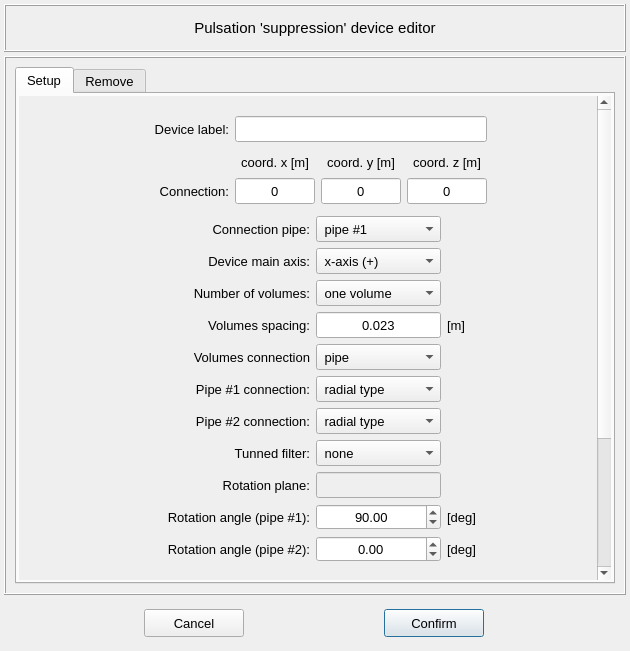
This is pulse/interface/ui_files/model/editor/pulsation_suppression_device_input.ui in open-pulse/OpenPulse as Qt 5 draws it before an edit. The edited form follows.
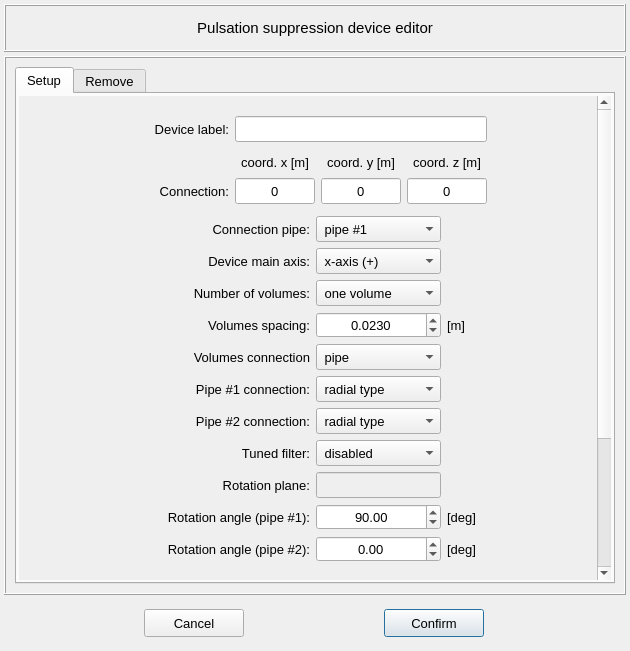
This is the edited form.

Commit message: Adds double-tuned filter

Diff of the .ui file:
```diff
--- a/pulse/interface/ui_files/model/editor/pulsation_suppression_device_input.ui
+++ b/pulse/interface/ui_files/model/editor/pulsation_suppression_device_input.ui
@@ -73,7 +73,7 @@
          </font>
         </property>
         <property name="text">
-         <string>Pulsation 'suppression' device editor</string>
+         <string>Pulsation suppression device editor</string>
         </property>
         <property name="alignment">
          <set>Qt::AlignCenter</set>
@@ -434,7 +434,7 @@
                    </property>
                    <item>
                     <property name="text">
-                     <string> none</string>
+                     <string> disabled</string>
                     </property>
                    </item>
                    <item>
@@ -565,33 +565,6 @@
                    </property>
                   </widget>
                  </item>
-                 <item row="4" column="2">
-                  <widget class="QLineEdit" name="lineEdit_volumes_spacing">
-                   <property name="minimumSize">
-                    <size>
-                     <width>120</width>
-                     <height>26</height>
-                    </size>
-                   </property>
-                   <property name="maximumSize">
-                    <size>
-                     <width>140</width>
-                     <height>26</height>
-                    </size>
-                   </property>
-                   <property name="font">
-                    <font>
-                     <pointsize>10</pointsize>
-                    </font>
-                   </property>
-                   <property name="text">
-                    <string>0.023</string>
-                   </property>
-                   <property name="alignment">
-                    <set>Qt::AlignCenter</set>
-                   </property>
-                  </widget>
-                 </item>
                  <item row="3" column="2">
                   <widget class="QComboBox" name="comboBox_number_volumes">
                    <property name="minimumSize">
@@ -931,7 +904,7 @@
                     </font>
                    </property>
                    <property name="text">
-                    <string>Tunned filter:</string>
+                    <string>Tuned filter:</string>
                    </property>
                    <property name="alignment">
                     <set>Qt::AlignRight|Qt::AlignTrailing|Qt::AlignVCenter</set>
@@ -1225,6 +1198,42 @@
                    </property>
                   </widget>
                  </item>
+                 <item row="4" column="2">
+                  <widget class="QDoubleSpinBox" name="spinBox_volumes_spacing">
+                   <property name="minimumSize">
+                    <size>
+                     <width>0</width>
+                     <height>26</height>
+                    </size>
+                   </property>
+                   <property name="maximumSize">
+                    <size>
+                     <width>16777215</width>
+                     <height>26</height>
+                    </size>
+                   </property>
+                   <property name="font">
+                    <font>
+                     <pointsize>10</pointsize>
+                    </font>
+                   </property>
+                   <property name="alignment">
+                    <set>Qt::AlignCenter</set>
+                   </property>
+                   <property name="decimals">
+                    <number>4</number>
+                   </property>
+                   <property name="maximum">
+                    <double>200.000000000000000</double>
+                   </property>
+                   <property name="singleStep">
+                    <double>0.001000000000000</double>
+                   </property>
+                   <property name="value">
+                    <double>0.023000000000000</double>
+                   </property>
+                  </widget>
+                 </item>
                 </layout>
                </widget>
               </item>
```
Left out of the diff: 9 changed lines with no effect on the pictures. The commit also changes 2 other files.
